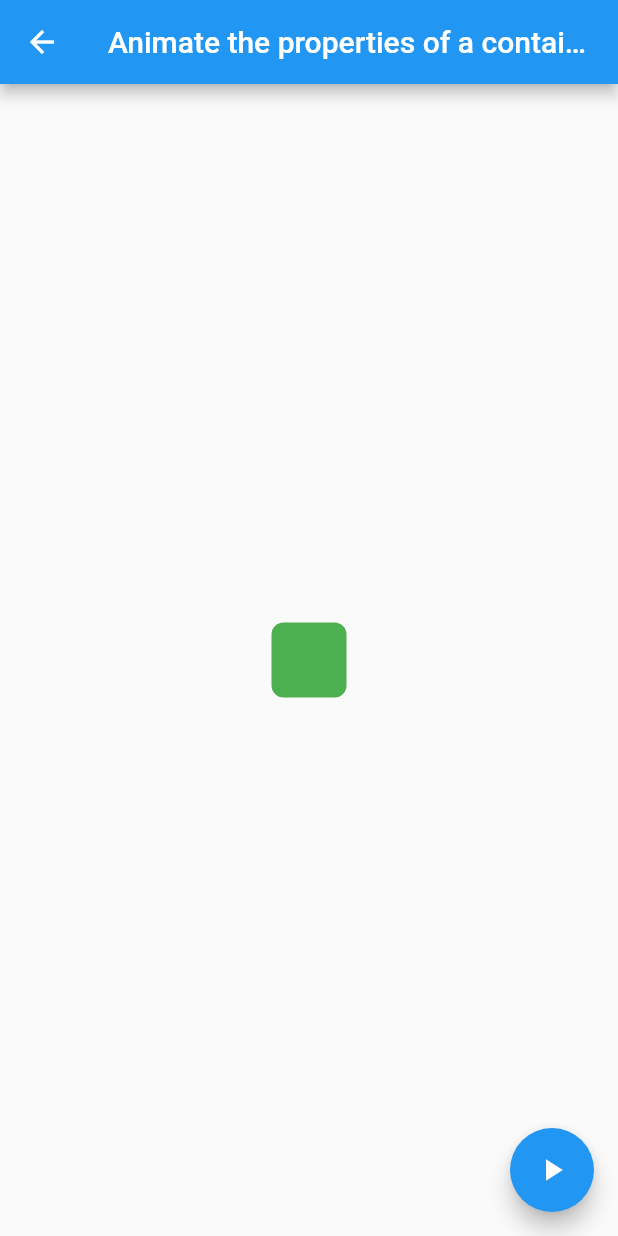
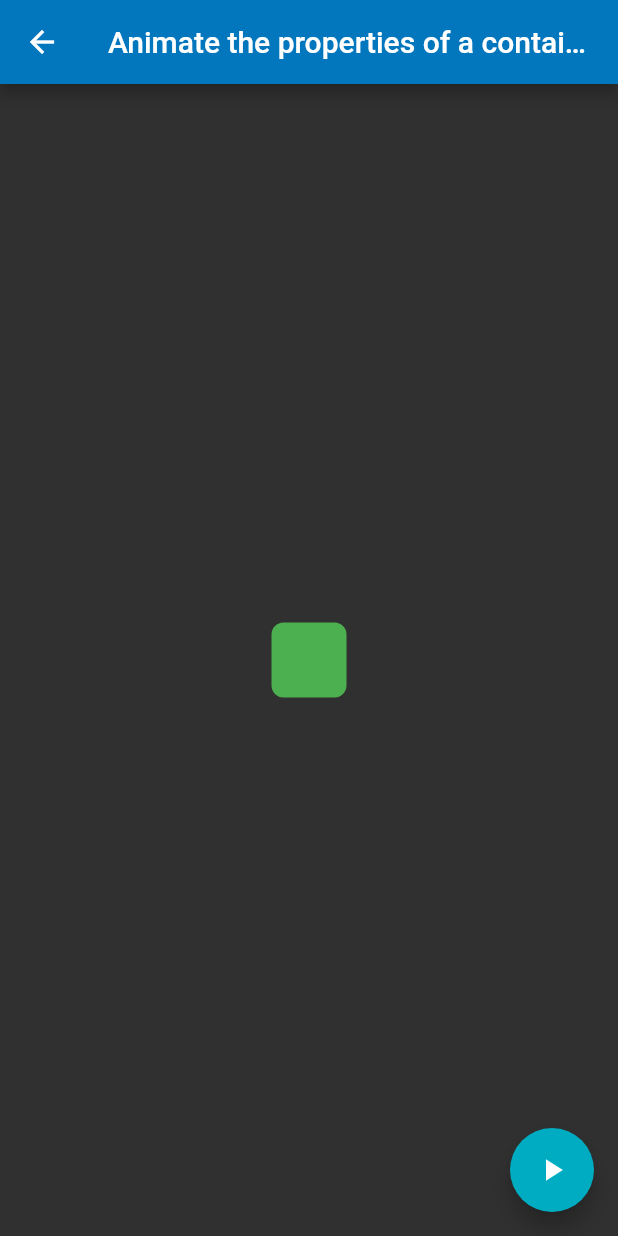
Before and after one commit to xrr2016/flutter-cookbook, a Flutter app: the screen it shows after launch, after a tap on "Animate the properties of a container", on a phone screen of 412 x 824 dp. Run offline on Flutter 3.47's test engine with Material 2 defaults, Android fonts, the phone set to English and light mode, and no system bars; Roboto replaces fonts that are missing (Montserrat).

Commit message:
feat: theme data page

```diff
--- a/lib/cookbooks.dart
+++ b/lib/cookbooks.dart
@@ -4,6 +4,7 @@ import 'package:flutter_cookbook/animation/fade_widget_page.dart';
 import 'package:flutter_cookbook/design/drawer_page.dart';
 import 'package:flutter_cookbook/design/font_package_page.dart';
 import 'package:flutter_cookbook/design/snackbar_page.dart';
+import 'package:flutter_cookbook/design/theme_data_page.dart';
 import 'package:flutter_cookbook/design/update_ui_%20orientation_page.dart';
 
 class CookBooks extends StatelessWidget {
@@ -81,6 +82,17 @@ class CookBooks extends StatelessWidget {
               );
             },
           ),
+          ListTile(
+            title: Text('Use themes to share colors and font styles'),
+            onTap: () {
+              Navigator.push(
+                context,
+                MaterialPageRoute(
+                  builder: (context) => ThemeDataPage(),
+                ),
+              );
+            },
+          ),
         ],
       ),
     );
--- a/lib/main.dart
+++ b/lib/main.dart
@@ -9,7 +9,17 @@ class MyApp extends StatelessWidget {
     return MaterialApp(
       debugShowCheckedModeBanner: false,
       home: CookBooks(),
-      theme: ThemeData(),
+      theme: ThemeData(
+        brightness: Brightness.dark,
+        primaryColor: Colors.lightBlue[800],
+        accentColor: Colors.cyan[600],
+        fontFamily: 'Montserrat',
+        textTheme: TextTheme(
+          headline: TextStyle(fontSize: 50.0, fontWeight: FontWeight.bold),
+          title: TextStyle(fontSize: 30.0, fontStyle: FontStyle.italic),
+          body1: TextStyle(fontSize: 12.0, fontFamily: 'Hind'),
+        ),
+      ),
     );
   }
 }
```
Also changed, not shown: lib/design/theme_data_page.dart (added, +31 -0 lines).
